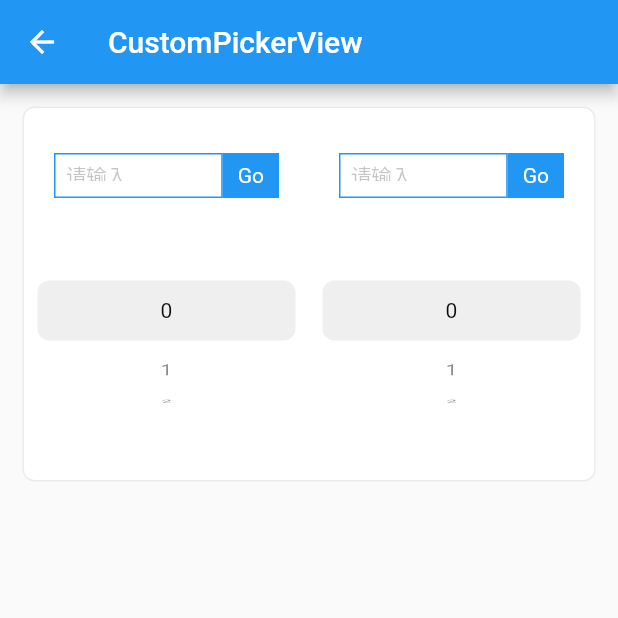
After one commit to CodeGeekXu/flutter_picker_view, a Flutter app: the screen it shows after launch, after a tap on "CustomPicker", on a phone screen of 412 x 824 dp, the top half of it. The commit adds this screen. Run offline on Flutter 3.47's test engine with Material 2 defaults, Android fonts, the phone set to English and light mode, and no system bars.

Commit message:
演示页面

```diff
--- /dev/null
+++ b/example/lib/widgets/custom_picker_view.dart
@@ -0,0 +1,116 @@
+import 'package:flutter/material.dart';
+import 'package:flutter/cupertino.dart';
+import 'package:flutter_picker_view/flutter_picker_view.dart';
+
+class CustomPickerView extends StatefulWidget {
+
+  @override
+  State<StatefulWidget> createState() {
+    return CustomPickerViewState();
+  }
+}
+
+class CustomPickerViewState extends State<CustomPickerView> {
+
+  PickerController _controller;
+
+  @override
+  void initState() {
+    super.initState();
+    _controller = PickerController(count: 2, selectedItems: []);
+  }
+
+  @override
+  Widget build(BuildContext context) {
+
+    return Scaffold(
+      appBar: AppBar(title: Text('CustomPickerView'),),
+      body: Container(
+        height: 250,
+        margin: EdgeInsets.all(15),
+        decoration: BoxDecoration(
+          color: Colors.white,
+          borderRadius: BorderRadius.circular(8),
+          border: Border.all(color: Colors.black.withAlpha(20))
+        ),
+        child: Column(
+          children: <Widget>[
+            _PickerToolBar(),
+            Container(
+              height: 150,
+              child: PickerView(
+                numberofRowsAtSection: (section) {
+                  return 10;
+                },
+                itemBuilder: (section, row) {
+                  return Text('$row',style: TextStyle(fontSize: 14),);
+                },
+                controller: _controller
+              ),
+            )
+          ],
+        ),
+      )
+    );
+  }
+
+  Widget _PickerToolBar() {
+    return Container(
+      height: 30,
+      margin: EdgeInsets.only(top: 30),
+      child: Row(
+        children: <Widget>[
+          _PickerControl(
+            controller: TextEditingController(),
+            onDone: (index) {
+              _controller.animateToRow(index, atSection: 0);
+            }
+          ),
+          _PickerControl(
+            controller: TextEditingController(),
+            onDone: (index) {
+              _controller.animateToRow(index, atSection: 1);
+            }
+          ),
+        ],
+      ),
+    );
+  }
+
+  Widget _PickerControl({TextEditingController controller, ValueChanged<int> onDone}) {
+    return  Expanded(
+      child: Padding(
+        padding: EdgeInsets.symmetric(horizontal: 20),
+        child: Row(
+          children: <Widget>[
+            Expanded(
+              child: CupertinoTextField(
+                controller: controller,
+                keyboardType: TextInputType.number,
+                placeholder: '请输入',
+                decoration: BoxDecoration(border: Border.all(color: Colors.blue)),
+                style: TextStyle(fontSize: 14),
+              ),
+            ),
+            InkWell(
+              onTap: (){
+                if (onDone != null) {
+                  String text = controller.text;
+                  onDone(int.parse(text));
+                  controller.clear();
+                }
+              },
+              child: Container(
+                alignment: Alignment.center,
+                height: 30,
+                padding: EdgeInsets.symmetric(horizontal: 10),
+                color: Colors.blue,
+                child: Text('Go', style: TextStyle(color: Colors.white),),
+              )
+            )
+          ],
+        )
+      )
+    );
+  }
+}
--- /dev/null
+++ b/example/lib/widgets/example_page.dart
@@ -0,0 +1,143 @@
+import 'package:flutter/material.dart';
+import 'package:flutter_picker_view/flutter_picker_view.dart';
+import 'custom_picker_view.dart';
+
+class ExamplePage extends StatefulWidget {
+
+  @override
+  State<StatefulWidget> createState() {
+    return ExamplePageState();
+  }
+}
+
+class ExamplePageState extends State<ExamplePage> {
+
+  @override
+  Widget build(BuildContext context) {
+    return Scaffold(
+      appBar: AppBar(title: Text('flutter picker view'),),
+      body: Container(
+        alignment: Alignment.center,
+        child: Column(
+          mainAxisAlignment: MainAxisAlignment.center,
+          children: <Widget>[
+            _Button(
+              title: 'AlertDialogPicker',
+              onPressed: () {
+                _showDialogPicker();
+              }
+            ),
+            _Button(
+              title: 'BottomSheetPicker',
+              onPressed: () {
+                _showBottomSheetPicekr();
+              }
+            ),
+            _Button(
+              title: 'CustomPicker',
+              onPressed: () {
+                _showCustomPicker();
+              }
+            )
+          ],
+        ),
+      ),
+    );
+  }
+
+  Widget _Button({String title, VoidCallback onPressed}) {
+    return Container(
+      margin: EdgeInsets.only(bottom: 50),
+      child: FlatButton(
+        color: Colors.blue,
+        onPressed: onPressed,
+        child: Text(title, style: TextStyle(color: Colors.white),)
+      ),
+    );
+  }
+
+  void _showDialogPicker() {
+
+    PickerController pickerController = PickerController(count: 3, selectedItems: [5,2,1]);
+
+    PickerViewPopup.showMode(
+      PickerShowMode.AlertDialog,
+      controller: pickerController,
+      context: context,
+      title: Text('AlertDialogPicker',style: TextStyle(fontSize: 14),),
+      cancel: Text('cancel', style: TextStyle(color: Colors.grey),),
+      onCancel: () {
+        Scaffold.of(context).showSnackBar(
+          SnackBar(content: Text('AlertDialogPicker.cancel'))
+        );
+      },
+      confirm: Text('confirm', style: TextStyle(color: Colors.blue),),
+      onConfirm: (controller) {
+        List<int> selectedItems = [];
+        selectedItems.add(controller.selectedRowAt(section: 0));
+        selectedItems.add(controller.selectedRowAt(section: 1));
+        selectedItems.add(controller.selectedRowAt(section: 2));
+
+        Scaffold.of(context).showSnackBar(
+          SnackBar(content: Text('AlertDialogPicker.selected:$selectedItems'))
+        );
+      },
+      builder: (context, popup) {
+        return Container(
+          height: 150,
+          child: popup,
+        );
+      },
+      numberofRowsAtSection: (section) {
+        return 10;
+      },
+      itemBuilder: (section, row) {
+        return Text('$row',style: TextStyle(fontSize: 12),);
+      }
+    );
+  }
+
+  void _showBottomSheetPicekr() {
+    PickerController pickerController = PickerController(count: 3, selectedItems: [5,2,1]);
+
+    PickerViewPopup.showMode(
+      PickerShowMode.BottomSheet,
+      controller: pickerController,
+      context: context,
+      title: Text('BottomSheetPicekr',style: TextStyle(fontSize: 14),),
+      cancel: Text('cancel', style: TextStyle(color: Colors.grey),),
+      onCancel: () {
+        Scaffold.of(context).showSnackBar(
+          SnackBar(content: Text('BottomSheetPicekr.cancel'))
+        );
+      },
+      confirm: Text('confirm', style: TextStyle(color: Colors.blue),),
+      onConfirm: (controller) {
+        List<int> selectedItems = [];
+        selectedItems.add(controller.selectedRowAt(section: 0));
+        selectedItems.add(controller.selectedRowAt(section: 1));
+        selectedItems.add(controller.selectedRowAt(section: 2));
+
+        Scaffold.of(context).showSnackBar(
+          SnackBar(content: Text('BottomSheetPicekr.selected:$selectedItems'))
+        );
+      },
+      builder: (context, popup) {
+        return Container(
+          height: 250,
+          child: popup,
+        );
+      },
+      numberofRowsAtSection: (section) {
+        return 10;
+      },
+      itemBuilder: (section, row) {
+        return Text('$row',style: TextStyle(fontSize: 12),);
+      }
+    );
+  }
+
+  void _showCustomPicker() {
+    Navigator.of(context).push(MaterialPageRoute(builder: (context)=> CustomPickerView()));
+  }
+}
--- a/example/pubspec.yaml
+++ b/example/pubspec.yaml
@@ -23,6 +23,7 @@ dependencies:
   # The following adds the Cupertino Icons font to your application.
   # Use with the CupertinoIcons class for iOS style icons.
   cupertino_icons: ^0.1.2
+  flutter_picker_view: ^0.0.1
 
 dev_dependencies:
   flutter_test:
```
Also changed, not shown: example/lib/main.dart (+4 -95 lines).
